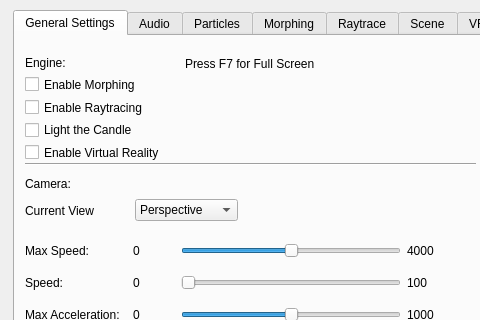
Before: the Qt Designer form src/Qt/mainwindow.ui in UMLComputerGraphics/GraphicsProject, drawn with Qt 5; both pictures show x 0 to 480 and y 0 to 320 of the 627 by 683 pixel window.
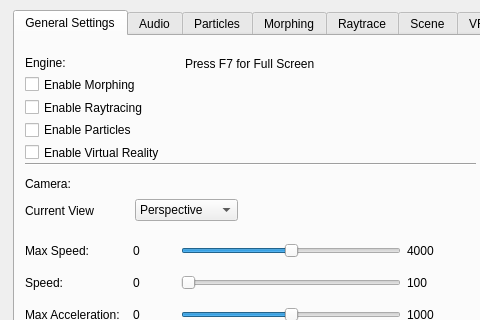
After: the same form once the commit is applied.

```diff
--- a/src/Qt/mainwindow.ui
+++ b/src/Qt/mainwindow.ui
@@ -119,7 +119,7 @@
        <item>
         <widget class="QCheckBox" name="particleSystemEnabler">
          <property name="text">
-          <string>Light the Candle</string>
+          <string>Enable Particles</string>
          </property>
         </widget>
        </item>
```
